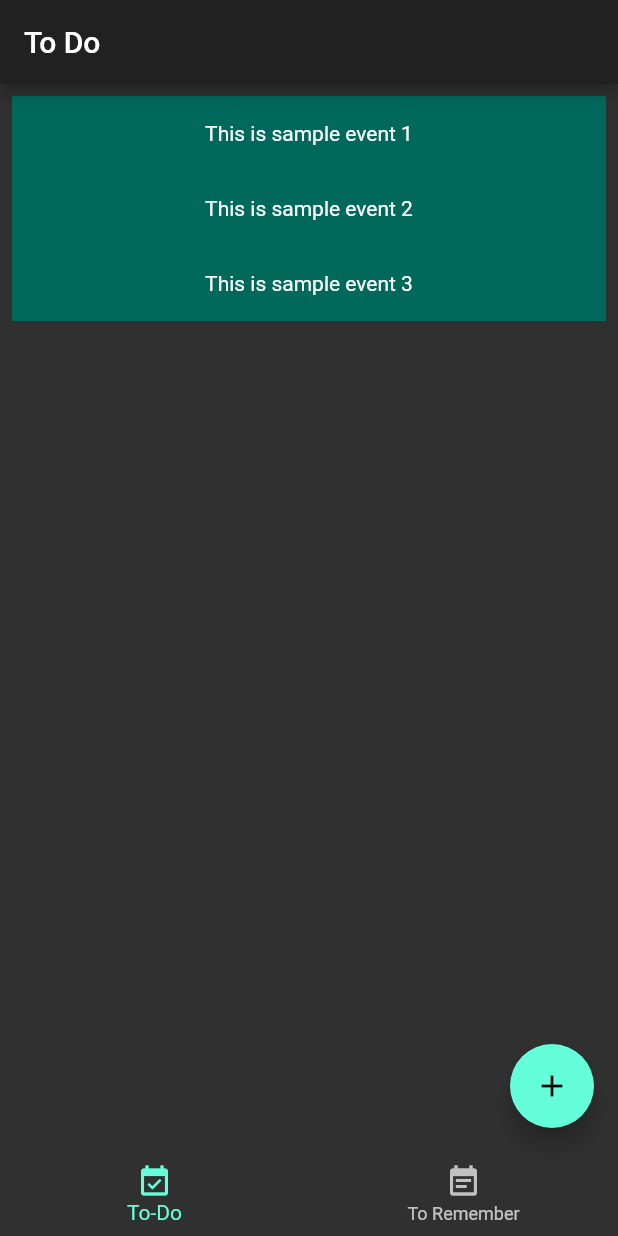
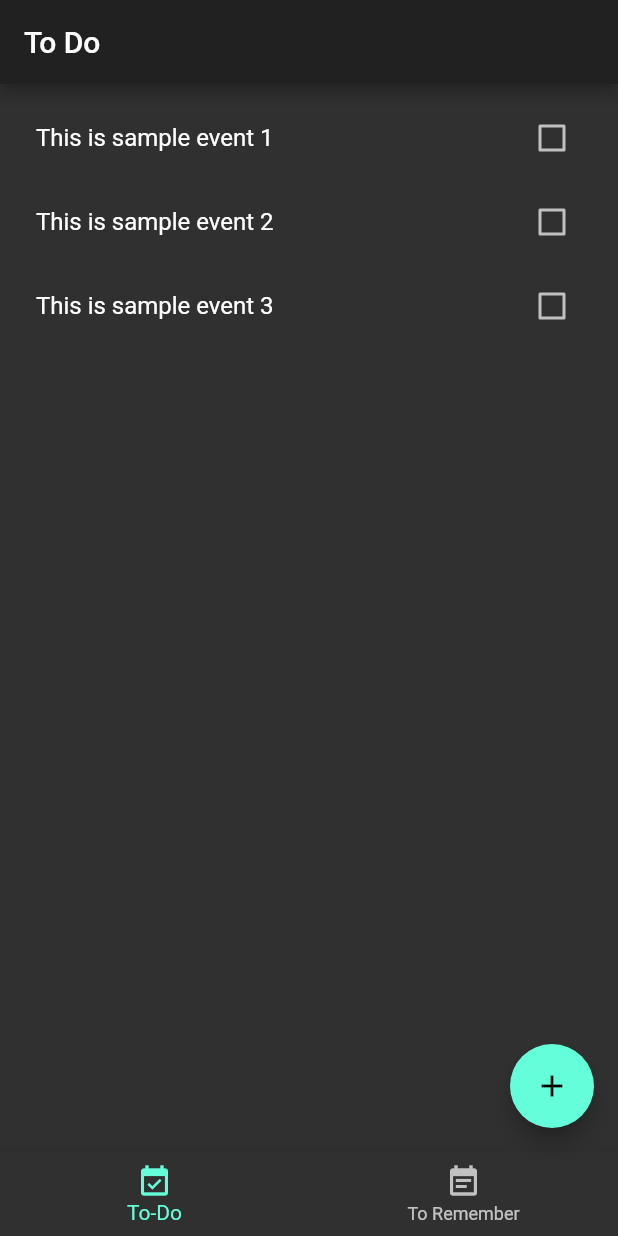
Before and after one commit to Debmalya99/todo_app_flutter, a Flutter app: the screen it shows after launch, on a phone screen of 412 x 824 dp. Run offline on Flutter 3.47's test engine with Material 2 defaults, Android fonts, the phone set to English and light mode, and no system bars.

```diff
--- a/lib/main.dart
+++ b/lib/main.dart
@@ -51,10 +51,15 @@ class _TodoApp extends State<TodoApp> {
     );
   }
   Widget _listItem(String text){
-    return Container(
-      height : 50,
-      color : Colors.teal[800],
-      child : Center(child : Text(text)),
+    bool checkedValue = false;
+    return CheckboxListTile(
+      title : Text(text),
+      value : checkedValue,
+      onChanged : (bool new_value){
+        setState((){
+          checkedValue = new_value;
+        });
+      },
     );
   }
 }
```
